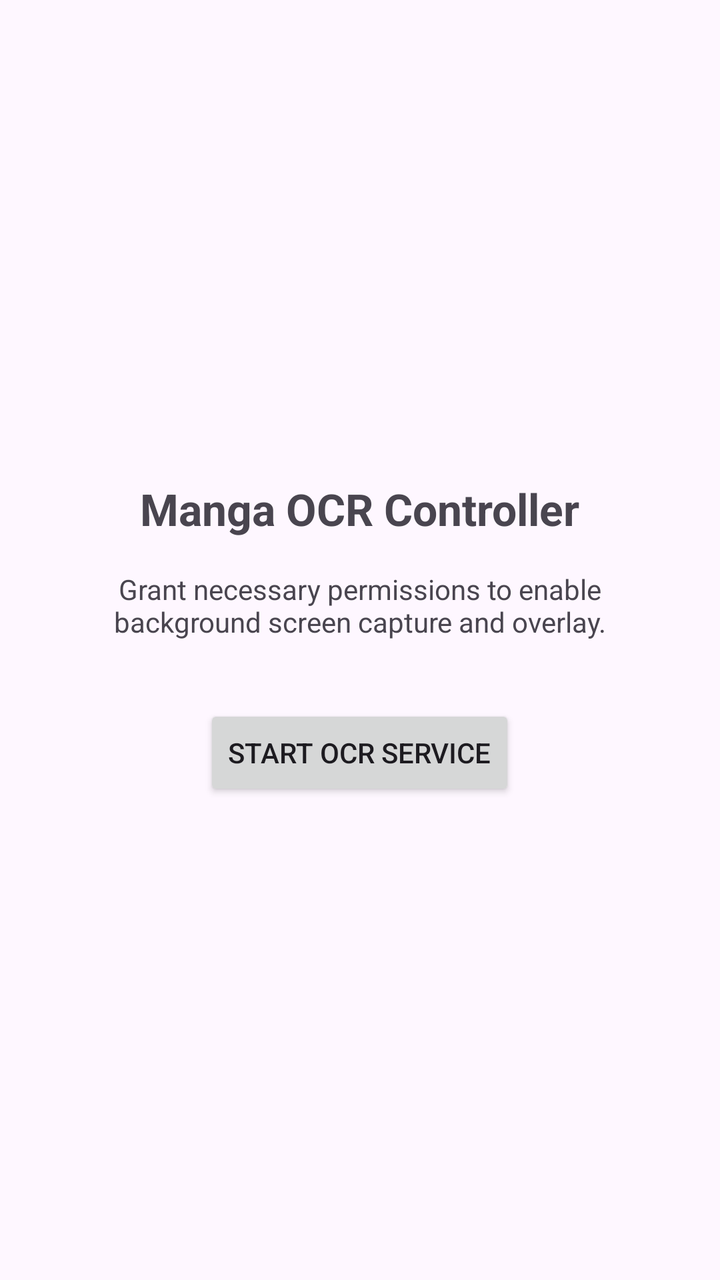
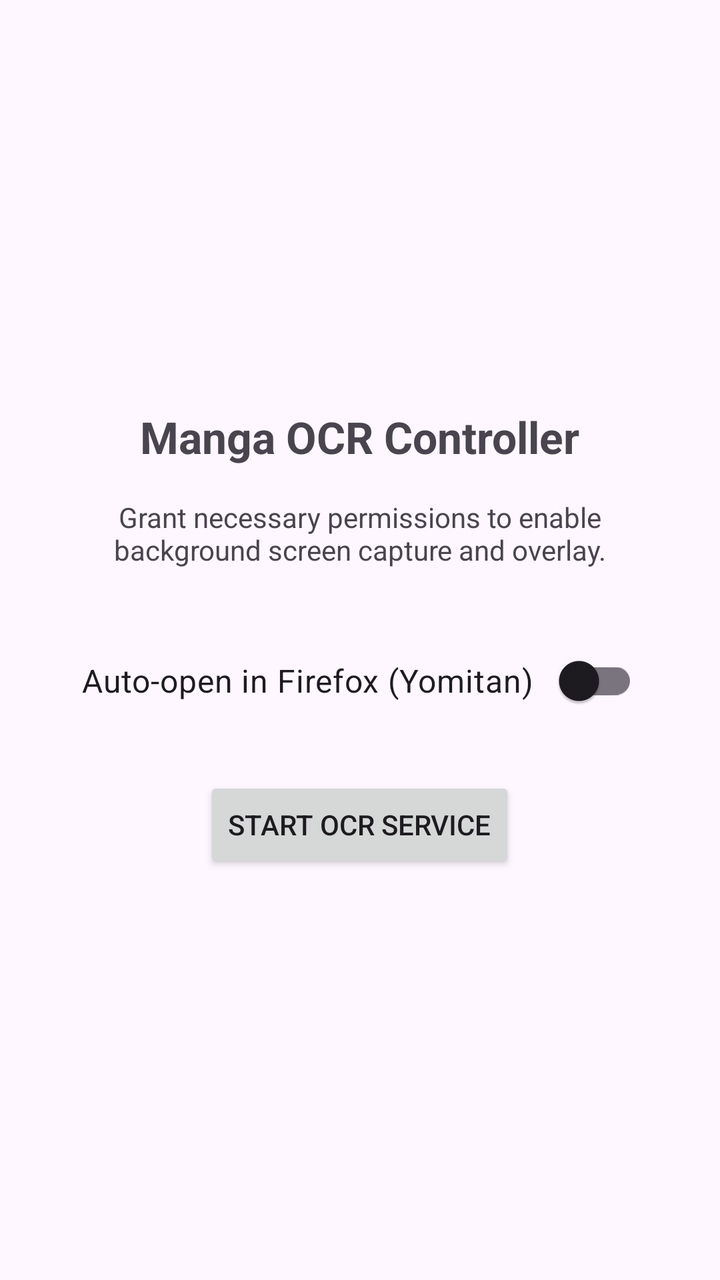

Screens rendered from an Android XML layout before and after an edit, with the pre-edit source and the edit as a unified diff.
<!-- AndroidManifest.xml: application theme Theme.Tsuyu -->
<!-- res/layout/activity_main.xml -->
<?xml version="1.0" encoding="utf-8"?>
<LinearLayout xmlns:android="http://schemas.android.com/apk/res/android"

    android:layout_width="match_parent"

    android:layout_height="match_parent"

    android:gravity="center"

    android:orientation="vertical"

    android:padding="24dp">


    <TextView

        android:layout_width="wrap_content"
        android:layout_height="wrap_content"
        android:layout_marginBottom="16dp"
        android:text="Manga OCR Controller"
        android:textSize="22sp"
        android:textStyle="bold" />


    <TextView

        android:layout_width="wrap_content"
        android:layout_height="wrap_content"
        android:layout_marginBottom="32dp"
        android:gravity="center"
        android:text="Grant necessary permissions to enable background screen capture and overlay." />


    <Button
        android:id="@+id/btnStartService"
        android:layout_width="wrap_content"
        android:layout_height="wrap_content"
        android:text="Start OCR Service" />

</LinearLayout>
<!-- resources referenced by this layout -->
<resources>
  <style name="Theme.Tsuyu" parent="Base.Theme.Tsuyu" />
  <style name="Base.Theme.Tsuyu" parent="Theme.Material3.DayNight.NoActionBar">
          
          
      </style>
</resources>

<!-- the commit's change to res/layout/activity_main.xml (unified diff, before → after) -->
@@ -23,13 +23,19 @@
 
 
     <TextView
-
         android:layout_width="wrap_content"
         android:layout_height="wrap_content"
         android:layout_marginBottom="32dp"
         android:gravity="center"
         android:text="Grant necessary permissions to enable background screen capture and overlay." />
 
+    <androidx.appcompat.widget.SwitchCompat
+        android:id="@+id/switchFirefox"
+        android:layout_width="wrap_content"
+        android:layout_height="wrap_content"
+        android:layout_marginBottom="24dp"
+        android:text="Auto-open in Firefox (Yomitan)   "
+        android:textSize="16sp" />
 
     <Button
         android:id="@+id/btnStartService"
